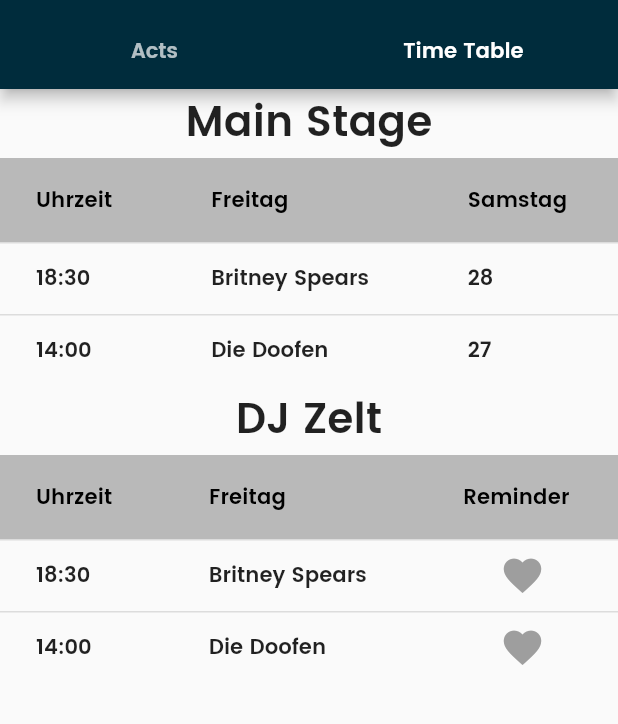
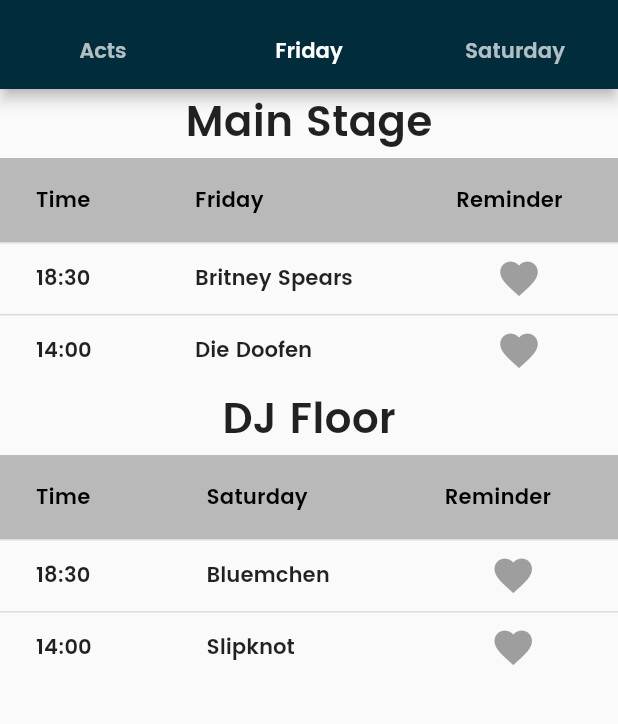
Before and after one commit to Kartell-der-Liebe/FlutterApp, a Flutter app: the LineUpPage screen opened by its route, tab 2 chosen, on a phone screen of 412 x 824 dp, the part 67-791 px from its top. Run offline on Flutter 3.47's test engine with Material 2 defaults, Android fonts, the phone set to English and light mode, and no system bars; drawn by our look-alikes of like_button; our stand-ins replace expandable, flare_flutter, flutter_local_notifications, flutter_timezone, fluttertoast, shared_preferences and 1 more; missing offline and left inert: webfeed; accounts and stored records are empty.

Commit message:
Modify JSON for time table

```diff
--- a/assets/json/timeTable.json
+++ /dev/null
@@ -1,12 +0,0 @@
-[
-  {
-    "day": "28",
-    "time": "18:30",
-    "act1": "Britney Spears"
-  },
-  {
-    "day": "27",
-    "time": "14:00",
-    "act1": "Die Doofen"
-  }
-]
--- /dev/null
+++ b/assets/json/timeTableSaturday.json
@@ -0,0 +1,32 @@
+[
+  {
+    "stage": "Main",
+    "acts": [
+      {
+        "day": "28",
+        "time": "18:30",
+        "name": "Scooter"
+      },
+      {
+        "day": "27",
+        "time": "14:00",
+        "name": "Die Aerzte"
+      }
+    ]
+  },
+  {
+    "stage": "DJ",
+    "acts": [
+      {
+        "day": "28",
+        "time": "18:30",
+        "name": "Da Tweekaz"
+      },
+      {
+        "day": "27",
+        "time": "14:00",
+        "name": "Headhunter"
+      }
+    ]
+  }
+]
--- a/lib/lineUp.dart
+++ b/lib/lineUp.dart
@@ -23,16 +23,15 @@
   @override
   Widget build(BuildContext context) {
     return DefaultTabController(
-        length: 2,
+        length: 3,
         child: new Scaffold(
           appBar: new AppBar(
             title: Text("Line Up"),
             bottom: TabBar(
               tabs: [
                 new Tab(text: "Acts"),
-                new Tab(
-                  text: "Time Table",
-                ),
+                new Tab(text: "Friday"),
+                new Tab(text: "Saturday")
               ],
             ),
           ),
@@ -62,7 +61,26 @@
                   // Use future builder and DefaultAssetBundle to load the local JSON file
                   child: new FutureBuilder(
                       future: DefaultAssetBundle.of(context)
-                          .loadString('assets/json/timeTable.json'),
+                          .loadString('assets/json/timeTableFriday.json'),
+                      builder: (context, snapshot) {
+                        switch (snapshot.connectionState) {
+                          case ConnectionState.none:
+                          case ConnectionState.waiting:
+                            return Center(child: CircularProgressIndicator());
+                          default:
+                            List<TimeTable> timeTable =
+                                parseJosnTimeTable(snapshot.data.toString());
+                            return new TimeTableList(timeTable: timeTable);
+                        }
+                      }),
+                ),
+              ),
+              Container(
+                child: new Center(
+                  // Use future builder and DefaultAssetBundle to load the local JSON file
+                  child: new FutureBuilder(
+                      future: DefaultAssetBundle.of(context)
+                          .loadString('assets/json/timeTableSaturday.json'),
                       builder: (context, snapshot) {
                         switch (snapshot.connectionState) {
                           case ConnectionState.none:
--- a/lib/lineUp/timeTable.dart
+++ b/lib/lineUp/timeTable.dart
@@ -1,4 +1,5 @@
 import 'package:flutter/material.dart';
+import 'package:flutter_app/lineUp/acts.dart';
 import 'package:flutter_local_notifications/flutter_local_notifications.dart';
 import 'package:flutter_timezone/flutter_timezone.dart';
 import 'package:fluttertoast/fluttertoast.dart';
@@ -7,19 +8,33 @@
 import 'package:timezone/data/latest_all.dart' as tz;
 import 'package:timezone/timezone.dart' as tz;
 
-class TimeTable {
+class TimeTableActs {
   final String time;
-  final String act1;
+  final String name;
   final String day;
 
-  TimeTable({required this.time, required this.act1, required this.day});
+  TimeTableActs({required this.time, required this.name, required this.day});
 
-  factory TimeTable.fromJson(Map<String, dynamic> json) {
-    return TimeTable(
+  factory TimeTableActs.fromJson(Map<String, dynamic> json) {
+    return TimeTableActs(
       time: json['time'] as String,
-      act1: json['act1'] as String,
+      name: json['name'] as String,
       day: json['day'] as String,
     );
+  }
+}
+
+class TimeTable {
+  final String stage;
+  final List<TimeTableActs> acts;
+
+  TimeTable({required this.stage, required this.acts});
+
+  factory TimeTable.fromJson(dynamic json) {
+    var actObjsJson = json['acts'] as List;
+    List<TimeTableActs> temp2 =
+        actObjsJson.map((actJson) => TimeTableActs.fromJson(actJson)).toList();
+    return TimeTable(stage: json['stage'] as String, acts: temp2);
   }
 }
 
@@ -37,7 +52,7 @@
       SharedPreferences.getInstance();
   SharedPreferences? preferences;
   final int year = 2023;
-  final int month = DateTime.april;
+  final int month = DateTime.august;
   final FlutterLocalNotificationsPlugin flutterLocalNotificationsPlugin =
       FlutterLocalNotificationsPlugin();
   final InitializationSettings initializationSettings = InitializationSettings(
@@ -65,45 +80,27 @@
             headingRowColor: MaterialStateProperty.all(Colors.black26),
             columns: const <DataColumn>[
               DataColumn(
-                label: Text('Uhrzeit'),
+                label: Text('Time'),
               ),
               DataColumn(
-                label: Text('Freitag'),
+                label: Text('Friday'),
               ),
               DataColumn(
-                label: Text('Samstag'),
+                label: Text('Reminder'),
               ),
             ],
             rows: widget.timeTable
+                .elementAt(0)
+                .acts
                 .asMap()
                 .entries
                 .map((e) => DataRow(cells: [
                       DataCell(Text(e.value.time)),
-                      DataCell(Text(e.value.act1)),
-                      DataCell(Text(e.value.day)),
-                    ]))
-                .toList()),
-        Text(
-          "DJ Zelt",
-          textScaleFactor: 2,
-          textAlign: TextAlign.center,
-        ),
-        DataTable(
-            headingRowColor: MaterialStateProperty.all(Colors.black26),
-            columns: const <DataColumn>[
-              DataColumn(label: Text('Uhrzeit')),
-              DataColumn(label: Text('Freitag')),
-              DataColumn(label: Text('Reminder')),
-            ],
-            rows: widget.timeTable
-                .asMap()
-                .entries
-                .map((e) => DataRow(cells: [
-                      DataCell(Text(e.value.time)),
-                      DataCell(Text(e.value.act1)),
+                      DataCell(Text(e.value.name)),
                       DataCell(
                         LikeButton(
-                          isLiked: preferences?.getBool(e.value.act1) == null || preferences?.getBool(e.value.act1) == false
+                          isLiked: preferences?.getBool(e.value.name) == null ||
+                                  preferences?.getBool(e.value.name) == false
                               ? false
                               : true,
                           onTap: (bool isLiked) async {
@@ -116,7 +113,7 @@
                                       int.parse(e.value.time.split(':').last))
                                   .subtract(const Duration(minutes: 15)))) {
                                 if (preferences != null) {
-                                  preferences!.remove(e.value.act1);
+                                  preferences!.remove(e.value.name);
                                 } else {
                                   Fluttertoast.showToast(
                                       msg: "Time for reminder is in the past",
@@ -129,10 +126,71 @@
                                 }
                                 return false;
                               }
-                              preferences?.setBool(e.value.act1, true);
+                              preferences?.setBool(e.value.name, true);
                               _zonedScheduleNotification(e.value, e.key);
                             } else {
-                              preferences?.setBool(e.value.act1, false);
+                              preferences?.setBool(e.value.name, false);
+                              flutterLocalNotificationsPlugin.cancel(e.key);
+                            }
+                            return !isLiked;
+                          },
+                        ),
+                      )
+                    ]))
+                .toList()),
+        Text(
+          "DJ Floor",
+          textScaleFactor: 2,
+          textAlign: TextAlign.center,
+        ),
+        DataTable(
+            headingRowColor: MaterialStateProperty.all(Colors.black26),
+            columns: const <DataColumn>[
+              DataColumn(label: Text('Time')),
+              DataColumn(label: Text('Saturday')),
+              DataColumn(label: Text('Reminder')),
+            ],
+            rows: widget.timeTable
+                .elementAt(1)
+                .acts
+                .asMap()
+                .entries
+                .map((e) => DataRow(cells: [
+                      DataCell(Text(e.value.time)),
+                      DataCell(Text(e.value.name)),
+                      DataCell(
+                        LikeButton(
+                          isLiked: preferences?.getBool(e.value.name) == null ||
+                                  preferences?.getBool(e.value.name) == false
+                              ? false
+                              : true,
+                          onTap: (bool isLiked) async {
+                            if (!isLiked) {
+                              if (DateTime.now().isAfter(DateTime(
+                                      year,
+                                      month,
+                                      int.parse(e.value.day),
+                                      int.parse(e.value.time.split(':').first),
+                                      int.parse(e.value.time.split(':').last))
+                                  .subtract(const Duration(minutes: 15)))) {
+                                if (preferences != null) {
+                                  preferences!.remove(e.value.name);
+                                } else {
+                                  Fluttertoast.showToast(
+                                      msg: "Time for reminder is in the past",
+                                      toastLength: Toast.LENGTH_SHORT,
+                                      gravity: ToastGravity.BOTTOM,
+                                      timeInSecForIosWeb: 1,
+                                      backgroundColor: Colors.redAccent,
+                                      textColor: Colors.white,
+                                      fontSize: 16.0);
+                                }
+                                return false;
+                              }
+                              preferences?.setBool(e.value.name, true);
+                              _zonedScheduleNotification(e.value, e.key);
+                            } else {
+                              preferences?.setBool(e.value.name, false);
                               flutterLocalNotificationsPlugin.cancel(e.key);
                             }
                             return !isLiked;
@@ -152,18 +210,17 @@
     tz.setLocalLocation(tz.getLocation(timeZoneName.toString()));
   }
 
-  Future<void> _zonedScheduleNotification(
-      TimeTable timeTable, int index) async {
+  Future<void> _zonedScheduleNotification(TimeTableActs act, int index) async {
     DateTime timer = DateTime(
             year,
             month,
-            int.parse(timeTable.day),
-            int.parse(timeTable.time.split(':').first).round(),
+            int.parse(act.day),
+            int.parse(act.time.split(':').first).round(),
             // convert offset in milli seconds to offset in hours
-            int.parse(timeTable.time.split(':').last))
+            int.parse(act.time.split(':').last))
         .subtract(const Duration(minutes: 15));
     Fluttertoast.showToast(
-        msg: "Time for ${timeTable.act1} set at $timer",
+        msg: "Time for ${act.name} set at $timer",
         toastLength: Toast.LENGTH_SHORT,
         gravity: ToastGravity.BOTTOM,
         timeInSecForIosWeb: 1,
@@ -172,8 +229,8 @@
         fontSize: 16.0);
     await flutterLocalNotificationsPlugin.zonedSchedule(
         index,
-        'Reminder for ${timeTable.act1}',
-        '${timeTable.act1} starts his performance in 15 minutes',
+        'Reminder for ${act.name}',
+        '${act.name} starts his performance in 15 minutes',
         tz.TZDateTime.from(
             DateTime.now().add(const Duration(minutes: 2)), tz.local),
         NotificationDetails(
```
Also changed, not shown: assets/json/timeTableFriday.json (added, +32 -0 lines), lib/lineUp/acts.dart (+0 -11 lines).
